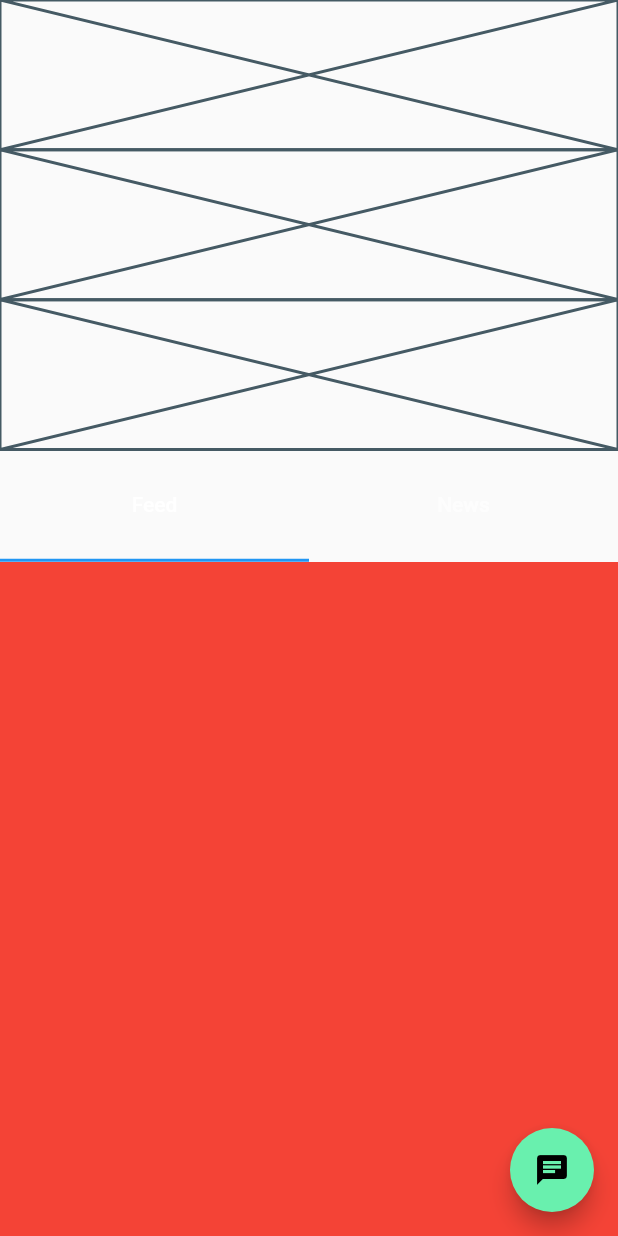
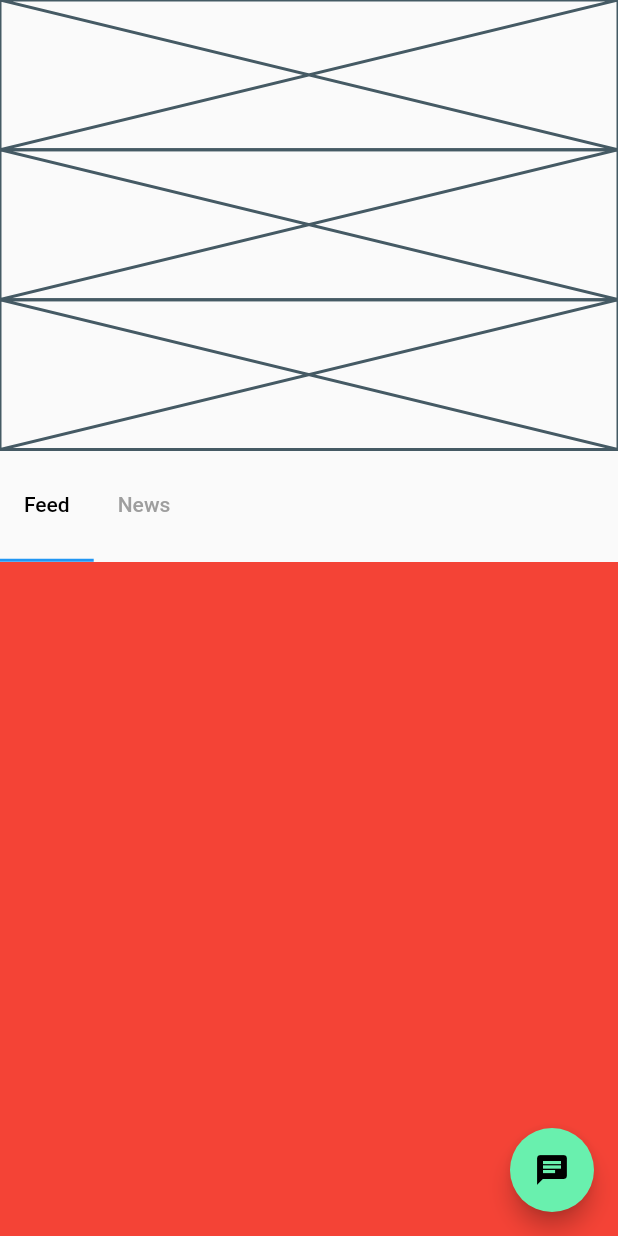
Before and after one commit to JAICHANGPARK/flutter_notebook_11th_story, a Flutter app: the screen it shows after launch, on a phone screen of 412 x 824 dp. Run offline on Flutter 3.47's test engine with Material 2 defaults, Android fonts, the phone set to English and light mode, and no system bars; our stand-ins replace backdrop, badges, flutter_inner_drawer, flutter_slidable, flutter_swiper, google_fonts.

Commit message:
Update irys_home_page.dart

```diff
--- a/lib/ep727_irys_mobile_app/ui/irys_home_page.dart
+++ b/lib/ep727_irys_mobile_app/ui/irys_home_page.dart
@@ -6,7 +6,7 @@ class IrysHomePage extends StatefulWidget {
   _IrysHomePageState createState() => _IrysHomePageState();
 }
 
-class _IrysHomePageState extends State<IrysHomePage> with SingleTickerProviderStateMixin{
+class _IrysHomePageState extends State<IrysHomePage> with SingleTickerProviderStateMixin {
   int _viewTabIdx = 0;
   TabController? _tabController;
 
@@ -14,7 +14,10 @@ class _IrysHomePageState extends State<IrysHomePage> with SingleTickerProviderSt
   void initState() {
     // TODO: implement initState
     super.initState();
-    _tabController = TabController(vsync: this, length: 2, );
+    _tabController = TabController(
+      vsync: this,
+      length: 2,
+    );
   }
 
   @override
@@ -94,6 +97,7 @@ class _IrysHomePageState extends State<IrysHomePage> with SingleTickerProviderSt
             ),
             Positioned(
                 child: Column(
+                  crossAxisAlignment: CrossAxisAlignment.start,
               children: [
                 Expanded(
                     flex: 4,
@@ -108,10 +112,13 @@ class _IrysHomePageState extends State<IrysHomePage> with SingleTickerProviderSt
                     flex: 1,
                     child: TabBar(
                       controller: _tabController,
+                      isScrollable: true,
+                      labelColor: Colors.black,
+                      unselectedLabelColor: Colors.grey,
                       tabs: [
-                            Tab(
-                              text: "Feed",
-                            ),
+                        Tab(
+                          text: "Feed",
+                        ),
                         Tab(
                           text: "News",
                         )
```
